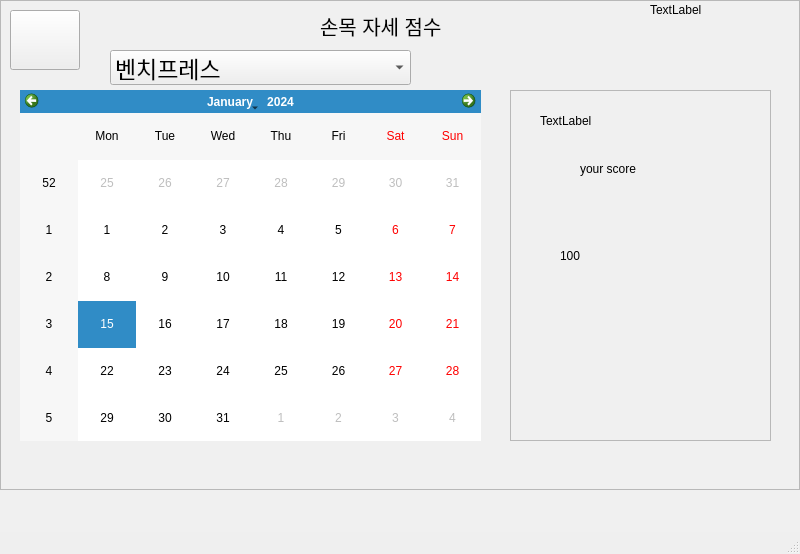
Qt form ESE_2022_Robot/GUI_DB/userui.ui (SagongUihun/ESE_2022_MutualHelp) before a commit.
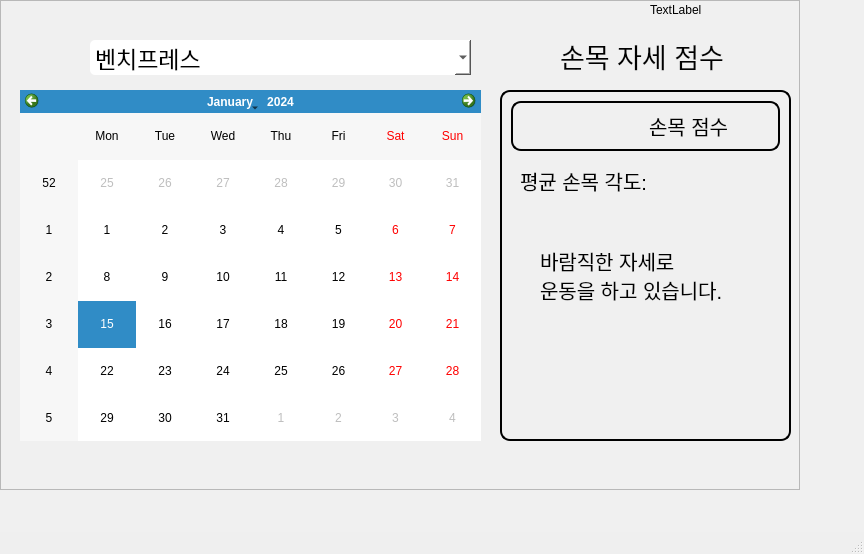
The same form after that commit. The open tabs and pages were chosen to show the change. Icons and pictures are not drawn.

Diff of the .ui file:
```diff
--- a/ESE_2022_Robot/GUI_DB/userui.ui
+++ b/ESE_2022_Robot/GUI_DB/userui.ui
@@ -6,7 +6,7 @@
    <rect>
     <x>0</x>
     <y>0</y>
-    <width>800</width>
+    <width>864</width>
     <height>554</height>
    </rect>
   </property>
@@ -19,21 +19,70 @@
 	background-color:#f0f0f0;
 }
 
+#label_11,#label_13,#label,#label_9,#label_22,#label_23,#label_8,#label_24,#label_25,#label_26,#label,#label_28,#label_29,#label_30,#detail_1,#detail_2,#detail_3,#detail_4,#detail_5,#detail_6,#detail_7,#detail_8,#detail_9,#detail_10,#detail_11,#detail_12,#label_12,#label_20,#label_89,#label_3,#label_4,#label_5,#label_17,#label_10,#time_1,#time_2,#time_3,#time_4,#time_5,#time_6,#nowroutine_2,#todayday,#label_6,#rec_0,#rec_1,#rec_2,#rec_3,#rec_4,#rec_5,#rec_6{
+	color:black;
+}
+
+#forgraph, #forgraph_2{
+	background-color:#f0f0f0;
+	color:#f0f0f0;
+	border-radius: 2px;
+}
 
 #lefttry_2,#label_7,#leftset_2,#resttime_2{
 	color: orange;
 }
 
-#start_1,#seerecord_1,#calibration_1{
+#start_1,#seerecord_1,#calibration_1,#finsave_6{
 	color: black;
-	background-color: None;
+	background-color: white;
+	border-radius: 20px;
+}
+
+#frame_9,#frame_21,#frame_10,#frame_22{
+	color: black;
 	border: 2px solid black;
-	border-radius: 35px;
+	border-radius: 10px;
+}
+
+#nowroutine_6{
+	color: black;
+	background-color:white;
+	border: 2px solid #F0F0F0 ;
+	border-top-right-radius: 1px;
+	border-top-left-radius: 20px;
+	border-bottom-right-radius:1px;
+	border-bottom-left-radius:20px;
+}
+
+#gotohome_2,#gotohome_3,#gotohome_4,#gotohome_5,#goto3_5{
+	color: black;
+	background-color: None;
+	border-radius: 10px;
+}
+
+#addroutine_6, #deleteroutine_6, #saveroutinedb_6, #giverecord_3, #givefeedback_3{
+	color: black;
+	background-color: white;
+	border-radius: 10px;
+}
+
+#cb1_6, #cb2_6, #cb3_6, #cb4_6, #cb1_7,#selectworkout{
+	color: black;
+	background-color: white;
+	border-top-left-radius: 5px;
+	border-bottom-left-radius: 5px;
+}
+
+#startfinish_2{
+	color: black;
+	background-color: white;
+	border-radius: 5px
 }
 
 #exitbutton{
 	color: black;
-	background-color: None;
+	background-color:white;
 	border: 2px solid black;
 	border-radius: 10px;
 }
@@ -1562,9 +1611,9 @@
       <widget class="QPushButton" name="gotohome_3">
        <property name="geometry">
         <rect>
-         <x>10</x>
-         <y>10</y>
-         <width>70</width>
+         <x>20</x>
+         <y>20</y>
+         <width>61</width>
          <height>60</height>
         </rect>
        </property>
@@ -1575,6 +1624,12 @@
         <iconset resource="resources.qrc">
          <normaloff>:/icons/icons/rotate-ccw.svg</normaloff>:/icons/icons/rotate-ccw.svg</iconset>
        </property>
+       <property name="iconSize">
+        <size>
+         <width>26</width>
+         <height>26</height>
+        </size>
+       </property>
       </widget>
       <widget class="QLabel" name="time_3">
        <property name="geometry">
@@ -1592,15 +1647,15 @@
       <widget class="QLabel" name="label_10">
        <property name="geometry">
         <rect>
-         <x>320</x>
-         <y>10</y>
-         <width>121</width>
+         <x>560</x>
+         <y>40</y>
+         <width>181</width>
          <height>31</height>
         </rect>
        </property>
        <property name="font">
         <font>
-         <pointsize>15</pointsize>
+         <pointsize>20</pointsize>
         </font>
        </property>
        <property name="text">
@@ -1620,9 +1675,9 @@
       <widget class="QComboBox" name="cb1_7">
        <property name="geometry">
         <rect>
-         <x>110</x>
-         <y>50</y>
-         <width>301</width>
+         <x>90</x>
+         <y>40</y>
+         <width>381</width>
          <height>35</height>
         </rect>
        </property>
@@ -1680,9 +1735,9 @@
       <widget class="QFrame" name="frame_22">
        <property name="geometry">
         <rect>
-         <x>510</x>
+         <x>500</x>
          <y>90</y>
-         <width>261</width>
+         <width>291</width>
          <height>351</height>
         </rect>
        </property>
@@ -1692,44 +1747,140 @@
        <property name="frameShadow">
         <enum>QFrame::Raised</enum>
        </property>
-       <widget class="QLabel" name="label_3">
-        <property name="geometry">
-         <rect>
-          <x>30</x>
-          <y>20</y>
-          <width>191</width>
-          <height>21</height>
-         </rect>
-        </property>
-        <property name="text">
-         <string>TextLabel</string>
-        </property>
-       </widget>
        <widget class="QLabel" name="label_4">
         <property name="geometry">
          <rect>
-          <x>70</x>
+          <x>20</x>
           <y>70</y>
           <width>141</width>
-          <height>17</height>
+          <height>41</height>
          </rect>
         </property>
+        <property name="font">
+         <font>
+          <pointsize>15</pointsize>
+         </font>
+        </property>
         <property name="text">
-         <string>your score</string>
+         <string>평균 손목 각도:</string>
         </property>
        </widget>
-       <widget class="QLabel" name="label_5">
+       <widget class="QFrame" name="frame_10">
         <property name="geometry">
          <rect>
-          <x>50</x>
-          <y>120</y>
-          <width>171</width>
-          <height>91</height>
+          <x>11</x>
+          <y>11</y>
+          <width>269</width>
+          <height>50</height>
          </rect>
         </property>
+        <property name="frameShape">
+         <enum>QFrame::StyledPanel</enum>
+        </property>
+        <property name="frameShadow">
+         <enum>QFrame::Raised</enum>
+        </property>
+        <layout class="QHBoxLayout" name="horizontalLayout_5">
+         <item>
+          <widget class="QLabel" name="label_3">
+           <property name="text">
+            <string/>
+           </property>
+           <property name="alignment">
+            <set>Qt::AlignCenter</set>
+           </property>
+          </widget>
+         </item>
+         <item>
+          <widget class="QLabel" name="label_8">
+           <property name="font">
+            <font>
+             <pointsize>15</pointsize>
+            </font>
+           </property>
+           <property name="text">
+            <string>손목 점수</string>
+           </property>
+          </widget>
+         </item>
+        </layout>
+       </widget>
+       <widget class="QLabel" name="label_9">
+        <property name="geometry">
+         <rect>
+          <x>170</x>
+          <y>70</y>
+          <width>91</width>
+          <height>41</height>
+         </rect>
+        </property>
+        <property name="font">
+         <font>
+          <pointsize>15</pointsize>
+         </font>
+        </property>
         <property name="text">
-         <string>100</string>
+         <string/>
         </property>
+        <property name="alignment">
+         <set>Qt::AlignCenter</set>
+        </property>
+       </widget>
+       <widget class="QStackedWidget" name="stackedWidget_3">
+        <property name="geometry">
+         <rect>
+          <x>20</x>
+          <y>130</y>
+          <width>241</width>
+          <height>121</height>
+         </rect>
+        </property>
+        <property name="currentIndex">
+         <number>0</number>
+        </property>
+        <widget class="QWidget" name="page_7">
+         <widget class="QLabel" name="label_11">
+          <property name="geometry">
+           <rect>
+            <x>20</x>
+            <y>10</y>
+            <width>201</width>
+            <height>91</height>
+           </rect>
+          </property>
+          <property name="font">
+           <font>
+            <pointsize>15</pointsize>
+           </font>
+          </property>
+          <property name="text">
+           <string>바람직한 자세로
+운동을 하고 있습니다.</string>
+          </property>
+         </widget>
+        </widget>
+        <widget class="QWidget" name="page_8">
+         <widget class="QLabel" name="label_13">
+          <property name="geometry">
+           <rect>
+            <x>20</x>
+            <y>6</y>
+            <width>191</width>
+            <height>101</height>
+           </rect>
+          </property>
+          <property name="font">
+           <font>
+            <pointsize>15</pointsize>
+           </font>
+          </property>
+          <property name="text">
+           <string>손목 자세에
+유의해 주세요.</string>
+          </property>
+         </widget>
+        </widget>
+        <widget class="QWidget" name="page_9"/>
        </widget>
       </widget>
      </widget>
```
Left out of the diff: 193 changed lines with no effect on the pictures.
